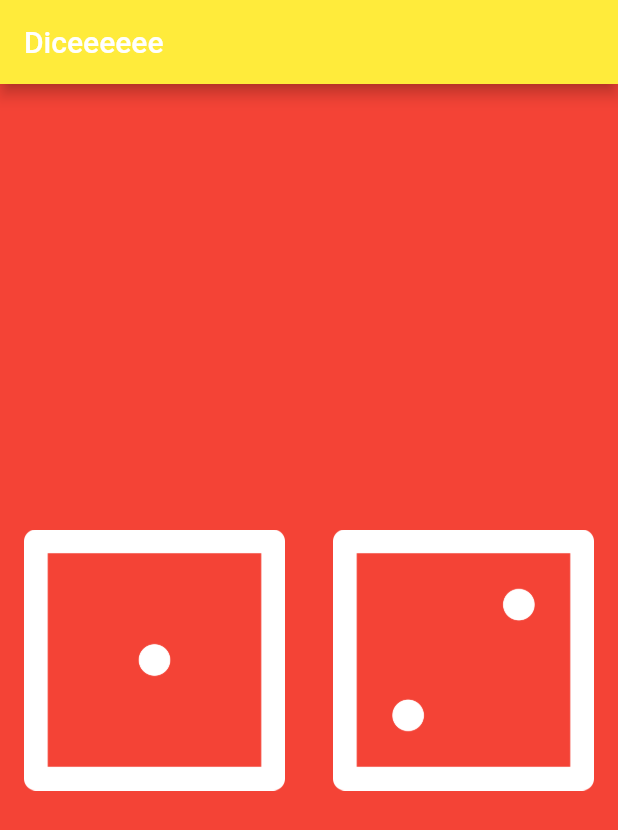
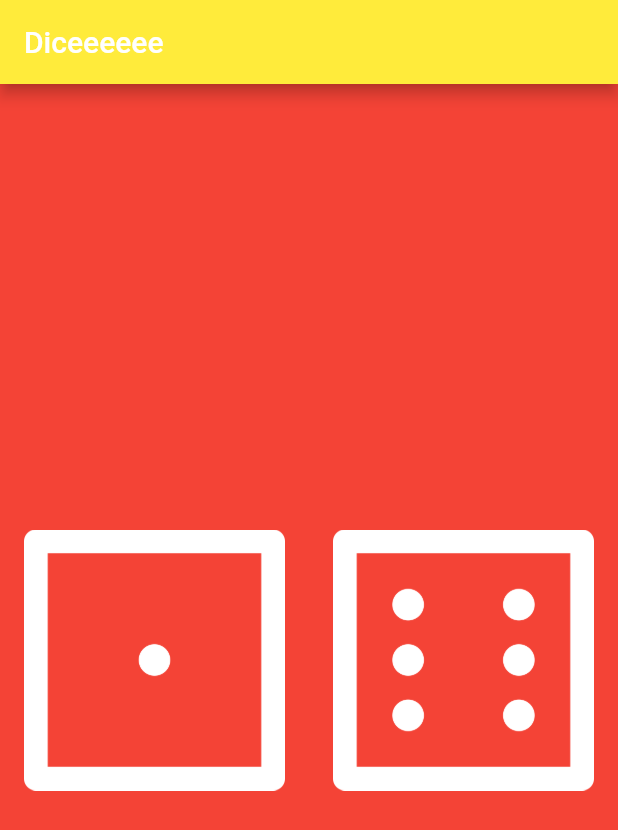
Before and after one commit to farazhaider88/dicee_app, a Flutter app: the screen it shows after launch, on a phone screen of 412 x 824 dp. Shown: the top 830 px of the screen. Run offline on Flutter 3.47's test engine with Material 2 defaults, Android fonts, the phone set to English and light mode, and no system bars.

Commit message:
added functions

```diff
--- a/lib/main.dart
+++ b/lib/main.dart
@@ -1,4 +1,5 @@
 import 'package:flutter/material.dart';
+import 'dart:math';
 
 void main() {
   return runApp(
@@ -15,7 +16,22 @@ void main() {
   );
 }
 
-class DicePage extends StatelessWidget {
+class DicePage extends StatefulWidget {
+  @override
+  _DicePageState createState() => _DicePageState();
+}
+
+class _DicePageState extends State<DicePage> {
+  int leftDiceNumber = 1;
+  int rightDiceNumber = 6;
+
+  void getRandomNumber() {
+    setState(() {
+      leftDiceNumber = Random().nextInt(6) + 1;
+      rightDiceNumber = Random().nextInt(6) + 1;
+    });
+  }
+
   @override
   Widget build(BuildContext context) {
     return Center(
@@ -25,9 +41,10 @@ class DicePage extends StatelessWidget {
             flex: 1,
             child: FlatButton(
                 child: Image.asset(
-                  'images/dice1.png',
+                  'images/dice$leftDiceNumber.png',
                 ),
                 onPressed: () {
+                  getRandomNumber();
                   print('left Button Pressed');
                 }),
           ),
@@ -36,11 +53,12 @@ class DicePage extends StatelessWidget {
             child: FlatButton(
               child: Image(
                 image: AssetImage(
-                  'images/dice2.png',
+                  'images/dice$rightDiceNumber.png',
                 ),
               ),
               onPressed: () {
                 print('Right Button Pressed');
+                getRandomNumber();
               },
             ),
           )
```
